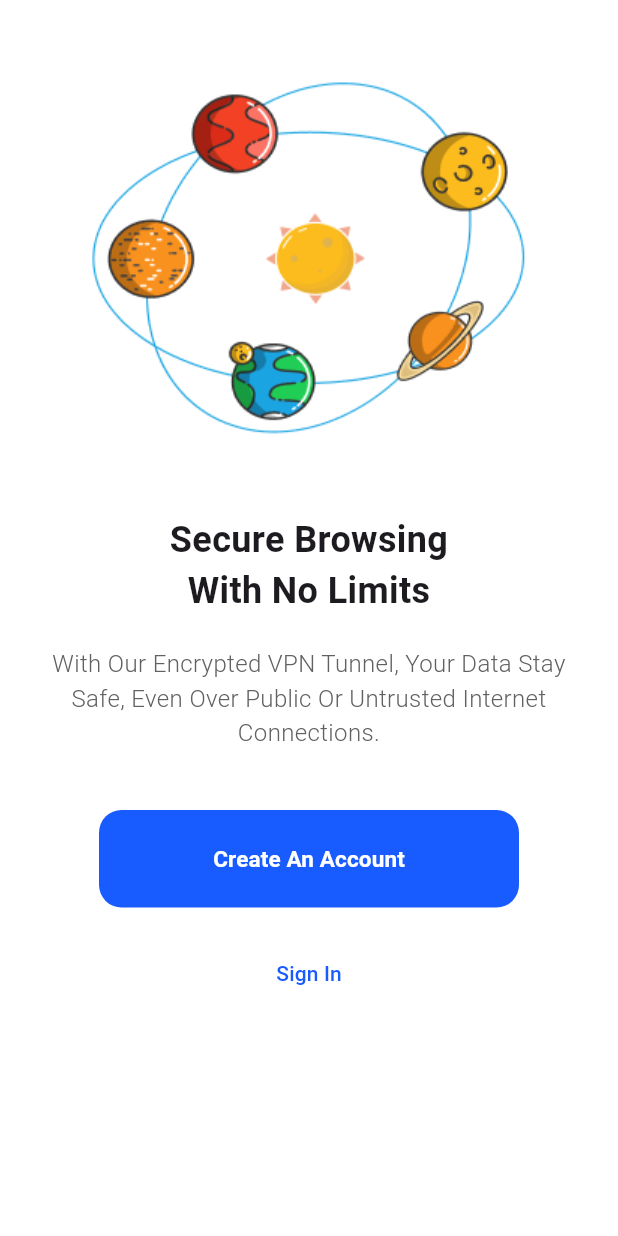
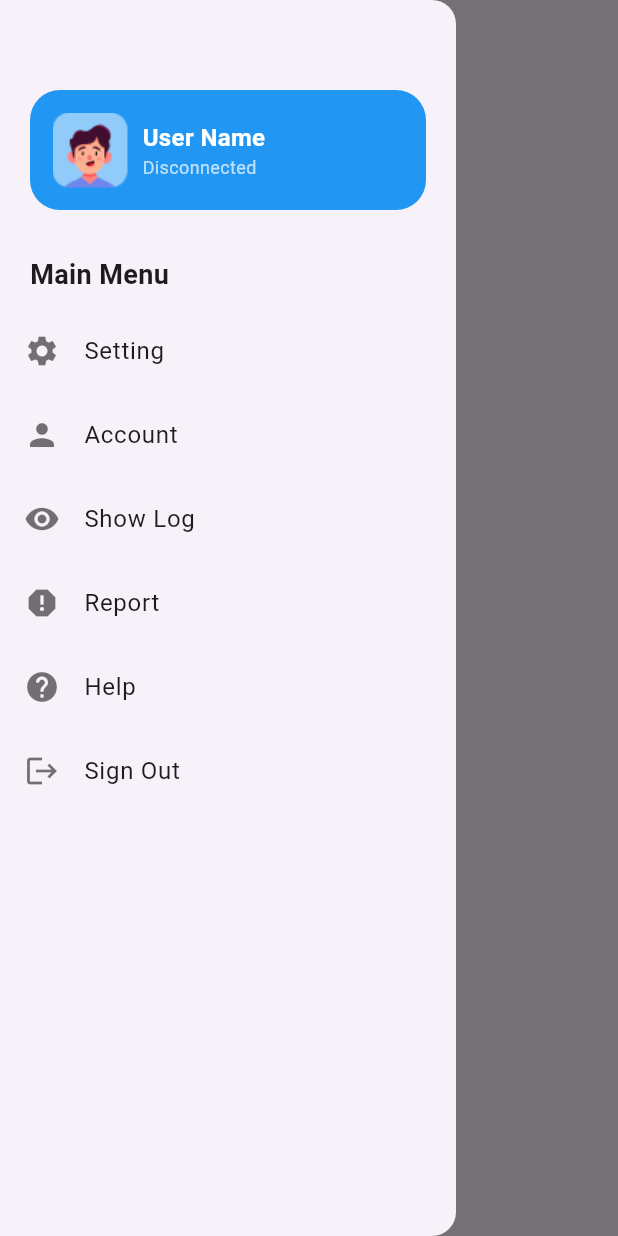
Before and after one commit to bilal9-dev/Vpn_clone, a Flutter app: the screen it shows after launch, with the side drawer open (before the commit the screen has no drawer), on a phone screen of 412 x 824 dp. Run offline on Flutter 3.47's test engine with Material 3 defaults, Android fonts, the phone set to English and light mode, and no system bars; our stand-ins replace font_awesome_flutter.

Commit message:
update code

```diff
--- a/lib/main.dart
+++ b/lib/main.dart
@@ -1,4 +1,5 @@
 import 'package:flutter/material.dart';
+ import 'package:vpn_ui/view_screen/drawer/drawerscreen.dart';
 import 'package:vpn_ui/view_screen/HomeScreen.dart';
 
 void main() {
@@ -6,10 +7,12 @@ void main() {
 }
 
 class MyApp extends StatelessWidget {
+  const MyApp({super.key});
+
   @override
   Widget build(BuildContext context) {
     return MaterialApp(
-      home: HomeScreen(),
+      home: Drawerscreen(),
       debugShowCheckedModeBanner: false,
     );
   }
--- a/lib/view_screen/HomeScreen.dart
+++ b/lib/view_screen/HomeScreen.dart
@@ -1,6 +1,10 @@
 import 'package:flutter/material.dart';
 import 'package:vpn_ui/view_screen/LoginScreen.dart';
+
+
 class HomeScreen extends StatelessWidget {
+  const HomeScreen({super.key});
+
   @override
   Widget build(BuildContext context) {
     return Scaffold(
--- /dev/null
+++ b/lib/view_screen/drawer/DrawerScreen.dart
@@ -0,0 +1,124 @@
+
+import 'package:flutter/material.dart';
+import 'package:vpn_ui/view_screen/HomeScreen.dart';
+import 'package:vpn_ui/view_screen/drawer/Accountpage.dart';
+import 'package:vpn_ui/view_screen/drawer/SettingScreen.dart';
+
+class Drawerscreen extends StatelessWidget {
+  @override
+  Widget build(BuildContext context) {
+    return Scaffold(
+      appBar: AppBar(
+        title: Text('Custom Drawer'),
+      ),
+      drawer: Drawer(
+        child: Column(
+          crossAxisAlignment: CrossAxisAlignment.start,
+          children: [
+            SizedBox(height: 60), // Space for top margin
+            CustomProfileCard(),
+            SizedBox(height: 30),
+            Padding(
+              padding: const EdgeInsets.symmetric(horizontal: 20),
+              child: Text(
+                "Main Menu",
+                style: TextStyle(
+                  fontSize: 18,
+                  fontWeight: FontWeight.bold,
+                ),
+              ),
+            ),
+            SizedBox(height: 10),
+            DrawerItem(icon: Icons.settings, text: "Setting",onTap: () {
+              Navigator.push(context, MaterialPageRoute(builder: (context)=>SettingsScreen()));
+            },),
+            DrawerItem(icon: Icons.person, text: "Account",onTap: () {
+              Navigator.push(context, MaterialPageRoute(builder: (context)=>AccountSettingsPage()));
+            },),
+            DrawerItem(icon: Icons.visibility, text: "Show Log",onTap: () {
+              Navigator.push(context, MaterialPageRoute(builder: (context)=>ShowLogScreen()));
+            },),
+            DrawerItem(icon: Icons.report, text: "Report",onTap: () {
+              Navigator.push(context, MaterialPageRoute(builder: (context)=>ReportScreen()));
+            },),
+            DrawerItem(icon: Icons.help, text: "Help",onTap: () {
+              Navigator.push(context, MaterialPageRoute(builder: (context)=>HelpScreen()));
+            },),
+            DrawerItem(icon: Icons.logout, text: "Sign Out",onTap: () {
+              Navigator.push(context, MaterialPageRoute(builder: (context)=>HomeScreen()));
+            },),
+          ],
+        ),
+      ),
+      body: Center(child: Text("Home Screen")),
+    );
+  }
+}
+class CustomProfileCard extends StatelessWidget {
+  @override
+  Widget build(BuildContext context) {
+    return Padding(
+      padding: const EdgeInsets.symmetric(horizontal: 20),
+      child: Container(
+        padding: EdgeInsets.all(15),
+        decoration: BoxDecoration(
+          color: Colors.blue,
+          borderRadius: BorderRadius.circular(20), // Rounded shape for card
+        ),
+        child: Row(
+          children: [
+            Container(
+              width: 50,
+              height: 50,
+              decoration: BoxDecoration(
+                borderRadius: BorderRadius.circular(8), // Slightly rounded square
+                image: DecorationImage(
+                  image: AssetImage('assests/images/Frame 440.png'), // Your image
+                  fit: BoxFit.cover, // Adjust image to fit properly
+                ),
+              ),
+            ),
+            SizedBox(width: 10),
+            Column(
+              crossAxisAlignment: CrossAxisAlignment.start,
+              children: [
+                Text(
+                  "User Name",
+                  style: TextStyle(
+                    color: Colors.white,
+                    fontSize: 16,
+                    fontWeight: FontWeight.bold,
+                  ),
+                ),
+                Text(
+                  "Disconnected",
+                  style: TextStyle(
+                    color: Colors.white70,
+                    fontSize: 12,
+                  ),
+                ),
+              ],
+            )
+          ],
+        ),
+      ),
+    );
+  }
+}
+// Drawer Item Widget
+class DrawerItem extends StatelessWidget {
+  final IconData icon;
+  final String text;
+  final VoidCallback? onTap; // Nullable onTap
+
+  DrawerItem({required this.icon, required this.text, this.onTap});
+
+  @override
+  Widget build(BuildContext context) {
+    return ListTile(
+      leading: Icon(icon, color: Colors.black54),
+      title: Text(text, style: TextStyle(fontSize: 16)),
+      onTap: onTap ?? () {}, // Default empty function if null
+    );
+  }
+}
--- a/pubspec.yaml
+++ b/pubspec.yaml
@@ -62,7 +62,7 @@ flutter:
   # To add assets to your application, add an assets section, like this:
   assets:
     - assests/images/
-  #   - images/a_dot_ham.jpeg
+    - assests/icons/
 
   # An image asset can refer to one or more resolution-specific "variants", see
   # https://flutter.dev/to/resolution-aware-images
```
Also changed, not shown: lib/view_screen/drawer/Accountpage.dart (added, +106 -0 lines), lib/view_screen/drawer/SettingScreen.dart (added, +90 -0 lines), assests/icons/Account.png (added), assests/icons/Report.png (added), assests/icons/Sign Out.png (added), assests/icons/help.png (added), assests/icons/setting.png (added), assests/icons/show Log.png (added), assests/images/Frame 440.png (added).
